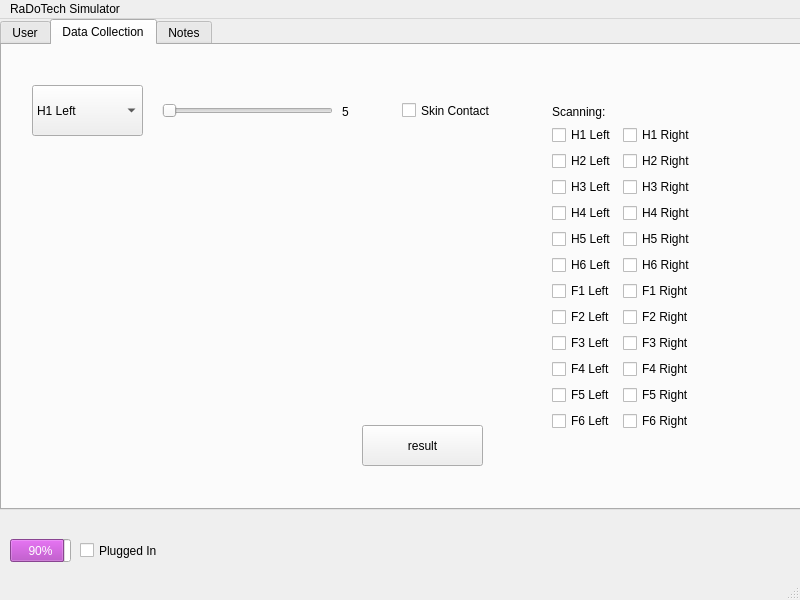
First picture: the form in mainwindow.ui, repository Matt-desousa/COMP3004-FinalProject, before the edit.
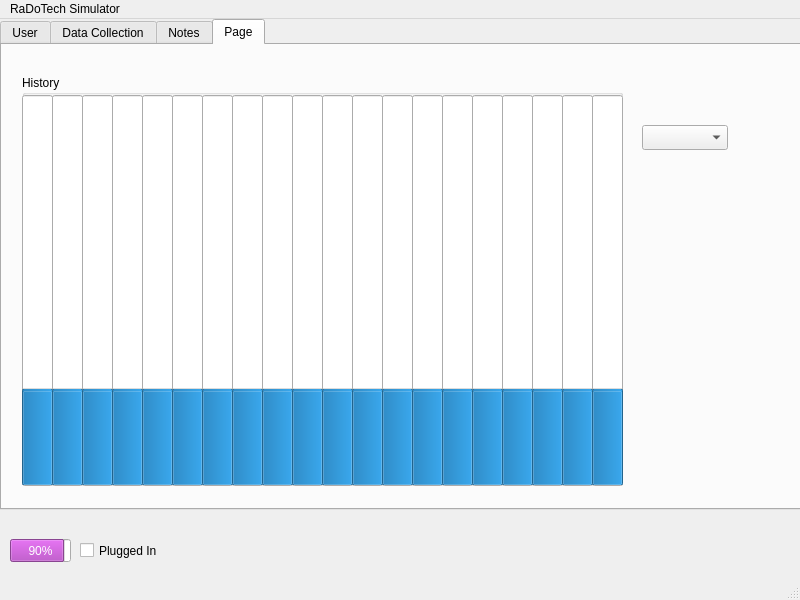
Second picture: the form after the edit.

```diff
--- a/mainwindow.ui
+++ b/mainwindow.ui
@@ -99,7 +99,7 @@
      </rect>
     </property>
     <property name="currentIndex">
-     <number>1</number>
+     <number>3</number>
     </property>
     <widget class="QWidget" name="tabUser">
      <attribute name="title">
@@ -1353,6 +1353,357 @@
       </layout>
      </widget>
     </widget>
+    <widget class="QWidget" name="HistoryTab">
+     <attribute name="title">
+      <string>Page</string>
+     </attribute>
+     <widget class="QComboBox" name="comboBox">
+      <property name="geometry">
+       <rect>
+        <x>640</x>
+        <y>80</y>
+        <width>86</width>
+        <height>25</height>
+       </rect>
+      </property>
+      <property name="editable">
+       <bool>false</bool>
+      </property>
+     </widget>
+     <widget class="QGroupBox" name="groupBox">
+      <property name="geometry">
+       <rect>
+        <x>20</x>
+        <y>30</y>
+        <width>601</width>
+        <height>411</height>
+       </rect>
+      </property>
+      <property name="title">
+       <string>History</string>
+      </property>
+      <widget class="QProgressBar" name="col20">
+       <property name="geometry">
+        <rect>
+         <x>0</x>
+         <y>20</y>
+         <width>31</width>
+         <height>391</height>
+        </rect>
+       </property>
+       <property name="value">
+        <number>24</number>
+       </property>
+       <property name="orientation">
+        <enum>Qt::Vertical</enum>
+       </property>
+      </widget>
+      <widget class="QProgressBar" name="col19">
+       <property name="geometry">
+        <rect>
+         <x>30</x>
+         <y>20</y>
+         <width>31</width>
+         <height>391</height>
+        </rect>
+       </property>
+       <property name="value">
+        <number>24</number>
+       </property>
+       <property name="orientation">
+        <enum>Qt::Vertical</enum>
+       </property>
+      </widget>
+      <widget class="QProgressBar" name="col18">
+       <property name="geometry">
+        <rect>
+         <x>60</x>
+         <y>20</y>
+         <width>31</width>
+         <height>391</height>
+        </rect>
+       </property>
+       <property name="value">
+        <number>24</number>
+       </property>
+       <property name="orientation">
+        <enum>Qt::Vertical</enum>
+       </property>
+      </widget>
+      <widget class="QProgressBar" name="col17">
+       <property name="geometry">
+        <rect>
+         <x>90</x>
+         <y>20</y>
+         <width>31</width>
+         <height>391</height>
+        </rect>
+       </property>
+       <property name="value">
+        <number>24</number>
+       </property>
+       <property name="orientation">
+        <enum>Qt::Vertical</enum>
+       </property>
+      </widget>
+      <widget class="QProgressBar" name="col16">
+       <property name="geometry">
+        <rect>
+         <x>120</x>
+         <y>20</y>
+         <width>31</width>
+         <height>391</height>
+        </rect>
+       </property>
+       <property name="value">
+        <number>24</number>
+       </property>
+       <property name="orientation">
+        <enum>Qt::Vertical</enum>
+       </property>
+      </widget>
+      <widget class="QProgressBar" name="col15">
+       <property name="geometry">
+        <rect>
+         <x>150</x>
+         <y>20</y>
+         <width>31</width>
+         <height>391</height>
+        </rect>
+       </property>
+       <property name="value">
+        <number>24</number>
+       </property>
+       <property name="orientation">
+        <enum>Qt::Vertical</enum>
+       </property>
+      </widget>
+      <widget class="QProgressBar" name="col12">
+       <property name="geometry">
+        <rect>
+         <x>240</x>
+         <y>20</y>
+         <width>31</width>
+         <height>391</height>
+        </rect>
+       </property>
+       <property name="value">
+        <number>24</number>
+       </property>
+       <property name="orientation">
+        <enum>Qt::Vertical</enum>
+       </property>
+      </widget>
+      <widget class="QProgressBar" name="col13">
+       <property name="geometry">
+        <rect>
+         <x>210</x>
+         <y>20</y>
+         <width>31</width>
+         <height>391</height>
+        </rect>
+       </property>
+       <property name="value">
+        <number>24</number>
+       </property>
+       <property name="orientation">
+        <enum>Qt::Vertical</enum>
+       </property>
+      </widget>
+      <widget class="QProgressBar" name="col14">
+       <property name="geometry">
+        <rect>
+         <x>180</x>
+         <y>20</y>
+         <width>31</width>
+         <height>391</height>
+        </rect>
+       </property>
+       <property name="value">
+        <number>24</number>
+       </property>
+       <property name="orientation">
+        <enum>Qt::Vertical</enum>
+       </property>
+      </widget>
+      <widget class="QProgressBar" name="col10">
+       <property name="geometry">
+        <rect>
+         <x>300</x>
+         <y>20</y>
+         <width>31</width>
+         <height>391</height>
+        </rect>
+       </property>
+       <property name="value">
+        <number>24</number>
+       </property>
+       <property name="orientation">
+        <enum>Qt::Vertical</enum>
+       </property>
+      </widget>
+      <widget class="QProgressBar" name="col9">
+       <property name="geometry">
+        <rect>
+         <x>330</x>
+         <y>20</y>
+         <width>31</width>
+         <height>391</height>
+        </rect>
+       </property>
+       <property name="value">
+        <number>24</number>
+       </property>
+       <property name="orientation">
+        <enum>Qt::Vertical</enum>
+       </property>
+      </widget>
+      <widget class="QProgressBar" name="col11">
+       <property name="geometry">
+        <rect>
+         <x>270</x>
+         <y>20</y>
+         <width>31</width>
+         <height>391</height>
+        </rect>
+       </property>
+       <property name="value">
+        <number>24</number>
+       </property>
+       <property name="orientation">
+        <enum>Qt::Vertical</enum>
+       </property>
+      </widget>
+      <widget class="QProgressBar" name="col7">
+       <property name="geometry">
+        <rect>
+         <x>390</x>
+         <y>20</y>
+         <width>31</width>
+         <height>391</height>
+        </rect>
+       </property>
+       <property name="value">
+        <number>24</number>
+       </property>
+       <property name="orientation">
+        <enum>Qt::Vertical</enum>
+       </property>
+      </widget>
+      <widget class="QProgressBar" name="col6">
+       <property name="geometry">
+        <rect>
+         <x>420</x>
+         <y>20</y>
+         <width>31</width>
+         <height>391</height>
+        </rect>
+       </property>
+       <property name="value">
+        <number>24</number>
+       </property>
+       <property name="orientation">
+        <enum>Qt::Vertical</enum>
+       </property>
+      </widget>
+      <widget class="QProgressBar" name="col8">
+       <property name="geometry">
+        <rect>
+         <x>360</x>
+         <y>20</y>
+         <width>31</width>
+         <height>391</height>
+        </rect>
+       </property>
+       <property name="value">
+        <number>24</number>
+       </property>
+       <property name="orientation">
+        <enum>Qt::Vertical</enum>
+       </property>
+      </widget>
+      <widget class="QProgressBar" name="col5">
+       <property name="geometry">
+        <rect>
+         <x>450</x>
+         <y>20</y>
+         <width>31</width>
+         <height>391</height>
+        </rect>
+       </property>
+       <property name="value">
+        <number>24</number>
+       </property>
+       <property name="orientation">
+        <enum>Qt::Vertical</enum>
+       </property>
+      </widget>
+      <widget class="QProgressBar" name="col3">
+       <property name="geometry">
+        <rect>
+         <x>510</x>
+         <y>20</y>
+         <width>31</width>
+         <height>391</height>
+        </rect>
+       </property>
+       <property name="value">
+        <number>24</number>
+       </property>
+       <property name="orientation">
+        <enum>Qt::Vertical</enum>
+       </property>
+      </widget>
+      <widget class="QProgressBar" name="col4">
+       <property name="geometry">
+        <rect>
+         <x>480</x>
+         <y>20</y>
+         <width>31</width>
+         <height>391</height>
+        </rect>
+       </property>
+       <property name="value">
+        <number>24</number>
+       </property>
+       <property name="orientation">
+        <enum>Qt::Vertical</enum>
+       </property>
+      </widget>
+      <widget class="QProgressBar" name="col2">
+       <property name="geometry">
+        <rect>
+         <x>540</x>
+         <y>20</y>
+         <width>31</width>
+         <height>391</height>
+        </rect>
+       </property>
+       <property name="value">
+        <number>24</number>
+       </property>
+       <property name="orientation">
+        <enum>Qt::Vertical</enum>
+       </property>
+      </widget>
+      <widget class="QProgressBar" name="col1">
+       <property name="geometry">
+        <rect>
+         <x>570</x>
+         <y>20</y>
+         <width>31</width>
+         <height>391</height>
+        </rect>
+       </property>
+       <property name="value">
+        <number>24</number>
+       </property>
+       <property name="orientation">
+        <enum>Qt::Vertical</enum>
+       </property>
+      </widget>
+     </widget>
+    </widget>
    </widget>
   </widget>
   <widget class="QMenuBar" name="menubar">
```
